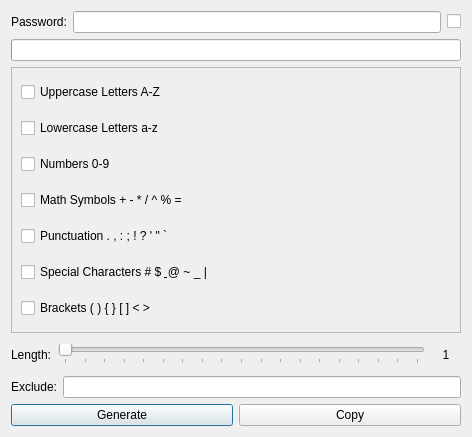
daniel-deru/WorkMate-3.0, file designs/xml/generate_password.ui: the form before one commit.
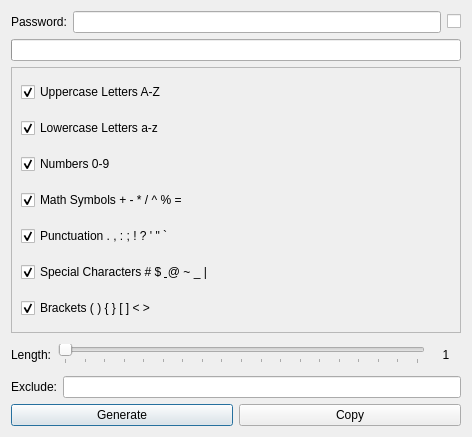
The form after the commit.

What changed in the file:
```diff
--- a/designs/xml/generate_password.ui
+++ b/designs/xml/generate_password.ui
@@ -101,6 +101,9 @@
           <property name="text">
            <string>Uppercase Letters A-Z</string>
           </property>
+          <property name="checked">
+           <bool>true</bool>
+          </property>
          </widget>
         </item>
         <item>
@@ -117,6 +120,9 @@
           <property name="text">
            <string>Lowercase Letters a-z</string>
           </property>
+          <property name="checked">
+           <bool>true</bool>
+          </property>
          </widget>
         </item>
         <item>
@@ -133,6 +139,9 @@
           <property name="text">
            <string>Numbers 0-9</string>
           </property>
+          <property name="checked">
+           <bool>true</bool>
+          </property>
          </widget>
         </item>
         <item>
@@ -149,6 +158,9 @@
           <property name="text">
            <string>Math Symbols + - * / ^ % =</string>
           </property>
+          <property name="checked">
+           <bool>true</bool>
+          </property>
          </widget>
         </item>
         <item>
@@ -165,6 +177,9 @@
           <property name="text">
            <string>Punctuation . , : ; ! ? ' &quot; `</string>
           </property>
+          <property name="checked">
+           <bool>true</bool>
+          </property>
          </widget>
         </item>
         <item>
@@ -181,6 +196,9 @@
           <property name="text">
            <string>Special Characters # $ &amp; @ ~ _ |</string>
           </property>
+          <property name="checked">
+           <bool>true</bool>
+          </property>
          </widget>
         </item>
         <item>
@@ -197,6 +215,9 @@
           <property name="text">
            <string>Brackets ( ) { } [ ] &lt; &gt;</string>
           </property>
+          <property name="checked">
+           <bool>true</bool>
+          </property>
          </widget>
         </item>
        </layout>
```
Left out of the diff: 6 changed lines with no effect on the pictures.
